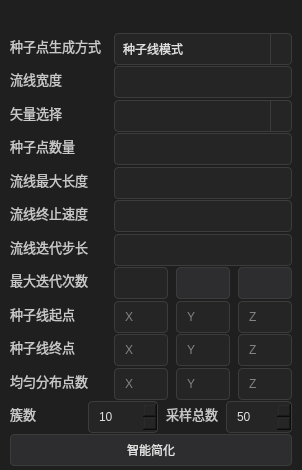
First picture: the form in Qt/Resources/UI/igStreamTracer.ui, repository hu-shuhan/editOpeniGame, before the edit.
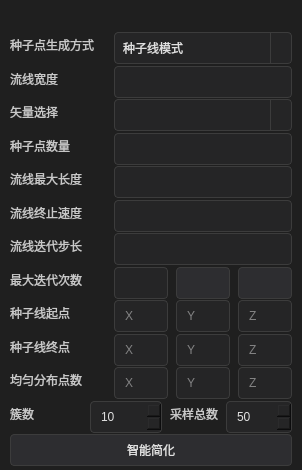
Second picture: the form after the edit. Icons and pictures are not drawn.

Commit message:
fix(ui): 统一各面板字号（去掉 .ui 内联字号，应用字体对齐全局 13px）
- 删除 7 个面板/对话框 .ui 里内联写死的 font-size（11px~16px 不等）与 1 处 pointsize 8，
  改为继承主题 QSS 的全局 13px；这些面板自带样式表优先级高于主窗口 QSS，全局规则盖不住
- appFont.setPointSize(12) → setPointSizeF(9.75)：QSS 的 13px 是逻辑像素（随 DPI 缩放），
  而 setPixelSize 是设备像素，150% 缩放下两者相差 1.5 倍
- 影响：标量场 / 变量相关性 / 搜索信息 / 选择 / 流线 / 背景色对话框等与左侧初始面板字号一致

```diff
--- a/Qt/Resources/UI/igStreamTracer.ui
+++ b/Qt/Resources/UI/igStreamTracer.ui
@@ -33,7 +33,7 @@
 		</property>
 		<property name="styleSheet">
 			<string notr="true">QWidget { background-color: #1F1F1F; color: #D0D0D0; }
-QLabel { color: #C8C8C8; font-size: 13px; }
+QLabel { color: #C8C8C8;  }
 QLineEdit, QComboBox, QSpinBox {
   min-height: 30px;
   background-color: #252526;
@@ -433,11 +433,6 @@
 									<height>0</height>
 								</size>
 							</property>
-							<property name="font">
-								<font>
-									<pointsize>8</pointsize>
-								</font>
-							</property>
 							<property name="text">
 								<string>均匀分布点数</string>
 							</property>
```
The commit also changes 7 other files.
